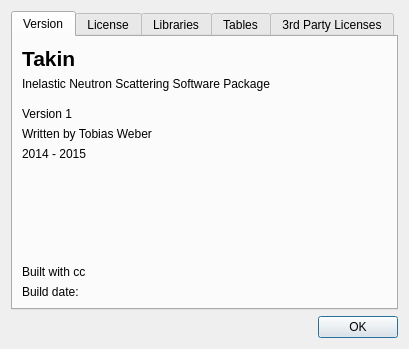
Before: the Qt Designer form ui/about.ui in tweber-ill/frm_mirror-takin1, drawn with Qt 5.
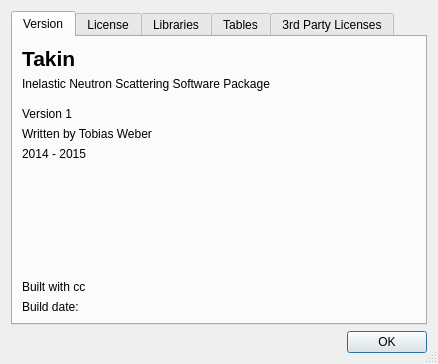
After: the same form once the commit is applied.

The edit to the form file:
```diff
--- a/ui/about.ui
+++ b/ui/about.ui
@@ -6,13 +6,16 @@
    <rect>
     <x>0</x>
     <y>0</y>
-    <width>409</width>
-    <height>349</height>
+    <width>438</width>
+    <height>364</height>
    </rect>
   </property>
   <property name="windowTitle">
    <string>About Takin</string>
   </property>
+  <property name="sizeGripEnabled">
+   <bool>true</bool>
+  </property>
   <layout class="QGridLayout" name="gridLayout">
    <item row="0" column="0">
     <widget class="QTabWidget" name="tabWidget">
```
